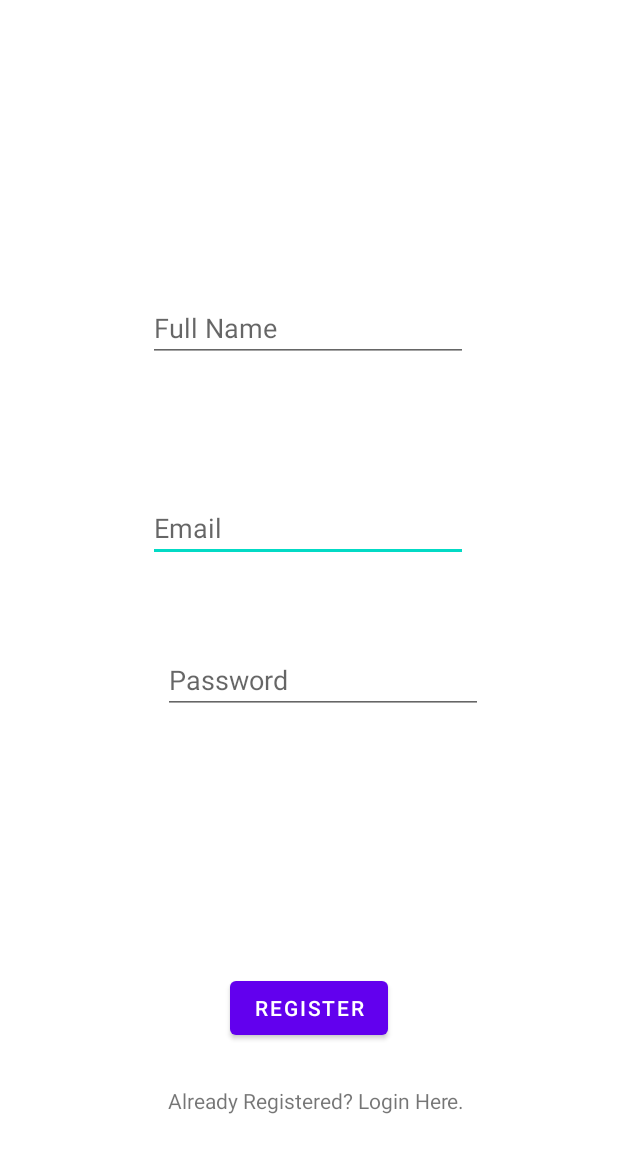
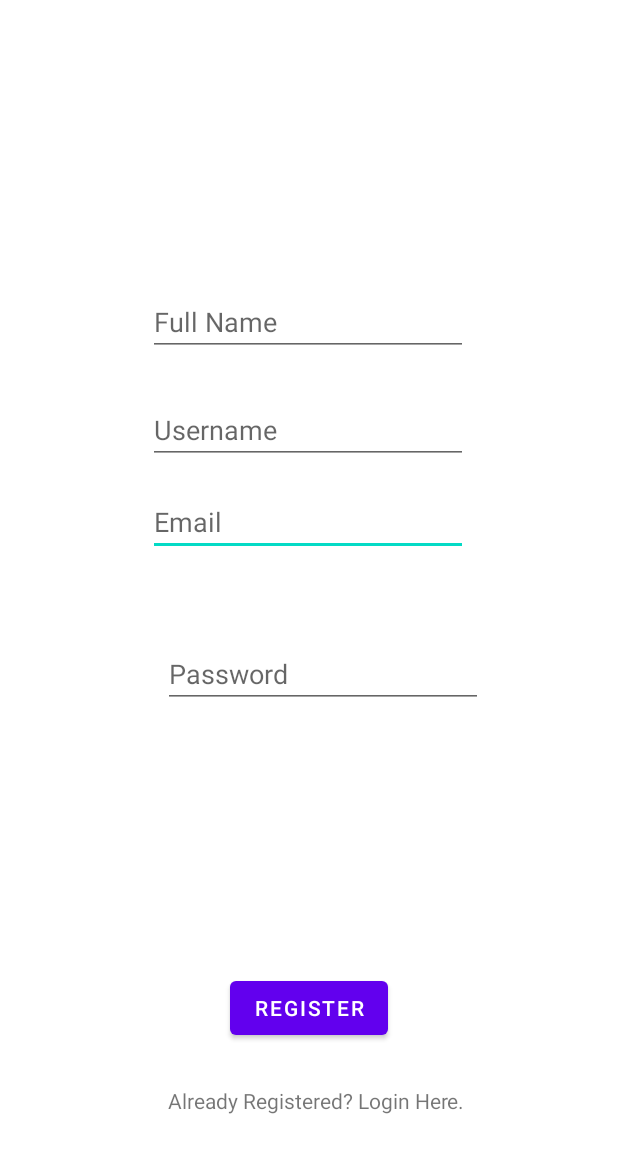
Before and after one commit to skapur12/comida-0316, an Android app: the layout activity_register.xml on its own in the app's theme, with its tools: preview values and no code run, on a phone screen of 412 x 824 dp. Shown: the top 1153 px of the screen. Run offline under Robolectric (Android 15) with nearby library versions, the phone set to English and light mode, and no system bars.

Commit message:
Added username to registration page & user profile section

```diff
--- a/app/src/main/java/com/teamcomida/comida_0316/MainActivity.java
+++ b/app/src/main/java/com/teamcomida/comida_0316/MainActivity.java
@@ -23,7 +23,7 @@ import com.google.firebase.firestore.FirebaseFirestore;
 import com.google.firebase.firestore.FirebaseFirestoreException;
 
 public class MainActivity extends AppCompatActivity {
-    TextView fullName, email, verifyMsg;
+    TextView fullName, email, verifyMsg, theUsername;
     FirebaseAuth fAuth;
     FirebaseFirestore fStore;
     String userId;
@@ -36,6 +36,7 @@ public class MainActivity extends AppCompatActivity {
         setContentView(R.layout.activity_main);
         fullName = findViewById(R.id.profileName);
         email = findViewById(R.id.profileEmail);
+        theUsername = findViewById(R.id.profileUsername);
 
         fAuth = FirebaseAuth.getInstance();
         fStore = FirebaseFirestore.getInstance();
@@ -80,6 +81,7 @@ public class MainActivity extends AppCompatActivity {
                     //getting the string using key defined from the document snapshot
                     fullName.setText(documentSnapshot.getString("fName"));
                     email.setText(documentSnapshot.getString("email"));
+                    theUsername.setText(documentSnapshot.getString("username"));
                 }
 
             }
--- a/app/src/main/res/layout/activity_main.xml
+++ b/app/src/main/res/layout/activity_main.xml
@@ -52,7 +52,7 @@
         app:layout_constraintTop_toBottomOf="@+id/profileName" />
 
     <TextView
-        android:id="@+id/textView3"
+        android:id="@+id/profileUsername"
         android:layout_width="wrap_content"
         android:layout_height="wrap_content"
         android:layout_marginTop="48dp"
@@ -70,7 +70,7 @@
         app:layout_constraintEnd_toEndOf="parent"
         app:layout_constraintHorizontal_bias="0.508"
         app:layout_constraintStart_toStartOf="parent"
-        app:layout_constraintTop_toBottomOf="@+id/textView3"
+        app:layout_constraintTop_toBottomOf="@+id/profileUsername"
         tools:srcCompat="@tools:sample/avatars" />
 
     <Button
--- a/app/src/main/res/layout/activity_register.xml
+++ b/app/src/main/res/layout/activity_register.xml
@@ -36,7 +36,7 @@
         android:id="@+id/fullName"
         android:layout_width="wrap_content"
         android:layout_height="wrap_content"
-        android:layout_marginTop="196dp"
+        android:layout_marginTop="192dp"
         android:ems="10"
         android:hint="Full Name"
         android:inputType="textPersonName"
@@ -82,5 +82,18 @@
         app:layout_constraintStart_toStartOf="parent"
         app:layout_constraintTop_toBottomOf="@+id/Email" />
 
+    <EditText
+        android:id="@+id/username"
+        android:layout_width="wrap_content"
+        android:layout_height="wrap_content"
+        android:layout_marginTop="264dp"
+        android:ems="10"
+        android:hint="Username"
+        android:inputType="textPersonName"
+        app:layout_constraintEnd_toEndOf="parent"
+        app:layout_constraintHorizontal_bias="0.497"
+        app:layout_constraintStart_toStartOf="parent"
+        app:layout_constraintTop_toTopOf="parent" />
+
 
 </androidx.constraintlayout.widget.ConstraintLayout>
```
Also changed, not shown: app/src/main/java/com/teamcomida/comida_0316/Register.java (+14 -1 lines).
